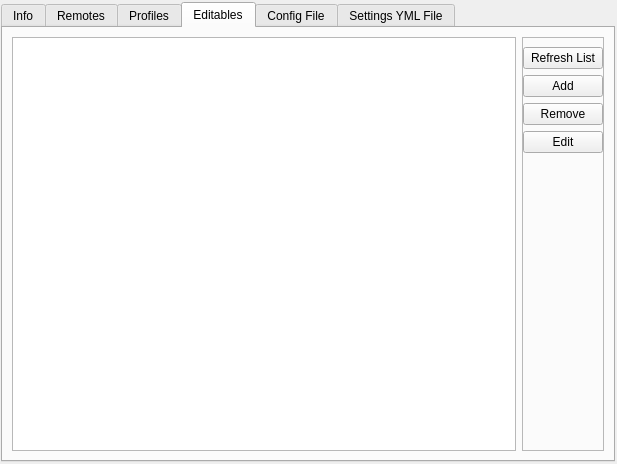
Old version of the form src/conan_app_launcher/ui/views/conan_conf/conan_conf.ui in the repository goszpeti/conan_explorer.
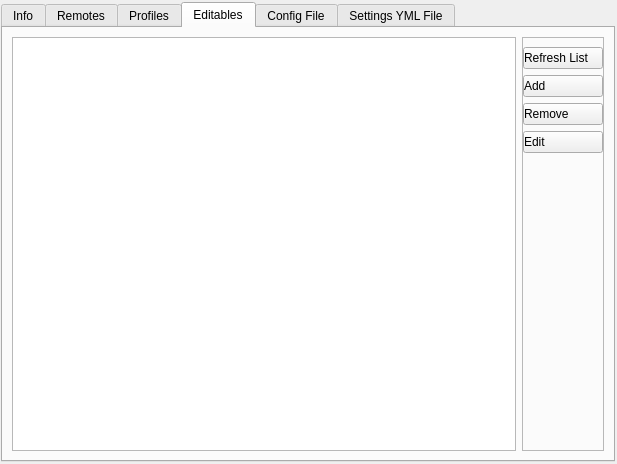
New version of the form. Custom widgets are drawn as their Qt base class.

Commit message: Connect remote edit button * Add editable button icons

```diff
--- a/src/conan_app_launcher/ui/views/conan_conf/conan_conf.ui
+++ b/src/conan_app_launcher/ui/views/conan_conf/conan_conf.ui
@@ -29,7 +29,7 @@
    <item>
     <widget class="QTabWidget" name="config_tab_widget">
      <property name="styleSheet">
-      <string notr="true"/>
+      <string notr="true">QPushButton {Text-align:left}</string>
      </property>
      <property name="currentIndex">
       <number>3</number>
@@ -557,6 +557,9 @@
          </item>
          <item row="0" column="1">
           <widget class="QFrame" name="editables_button_frame">
+           <property name="styleSheet">
+            <string notr="true">QPushButton {Text-align:left}</string>
+           </property>
            <property name="frameShape">
             <enum>QFrame::StyledPanel</enum>
            </property>
```
The commit also changes 2 other files.
